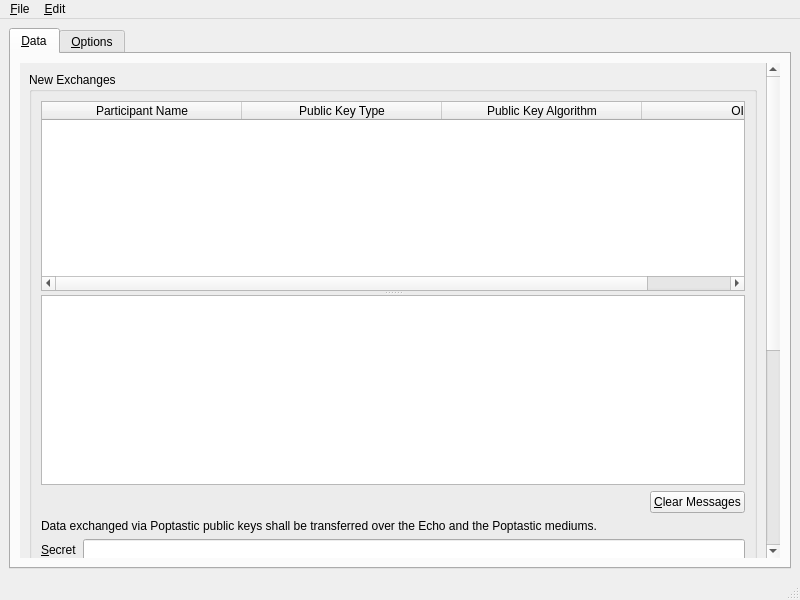
First picture: the form in branches/trunk/UI/spot-on-smpwindow.ui, repository textbrowser/spot-on, before the edit.
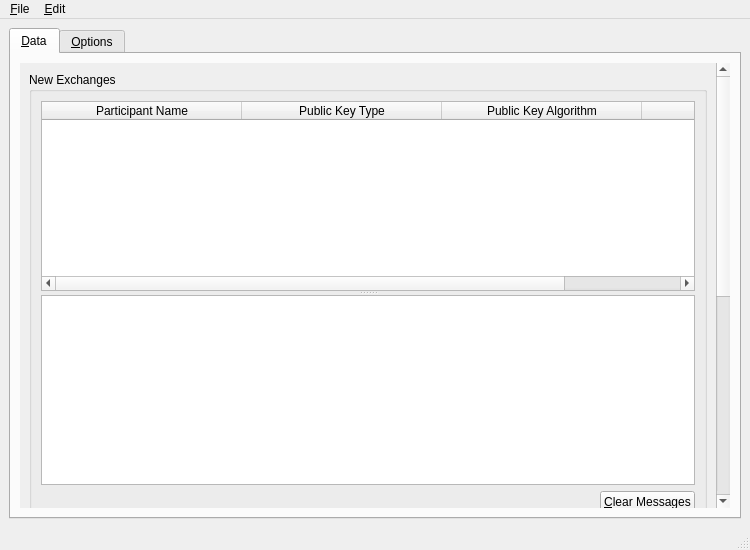
Second picture: the form after the edit. Icons and pictures are not drawn.

The edit to the form file:
```diff
--- a/branches/trunk/UI/spot-on-smpwindow.ui
+++ b/branches/trunk/UI/spot-on-smpwindow.ui
@@ -6,8 +6,8 @@
    <rect>
     <x>0</x>
     <y>0</y>
-    <width>800</width>
-    <height>600</height>
+    <width>750</width>
+    <height>550</height>
    </rect>
   </property>
   <property name="windowIcon">
@@ -39,7 +39,7 @@
             <rect>
              <x>0</x>
              <y>0</y>
-             <width>744</width>
+             <width>694</width>
              <height>935</height>
             </rect>
            </property>
@@ -540,7 +540,7 @@
     <rect>
      <x>0</x>
      <y>0</y>
-     <width>800</width>
+     <width>750</width>
      <height>31</height>
     </rect>
    </property>
```
